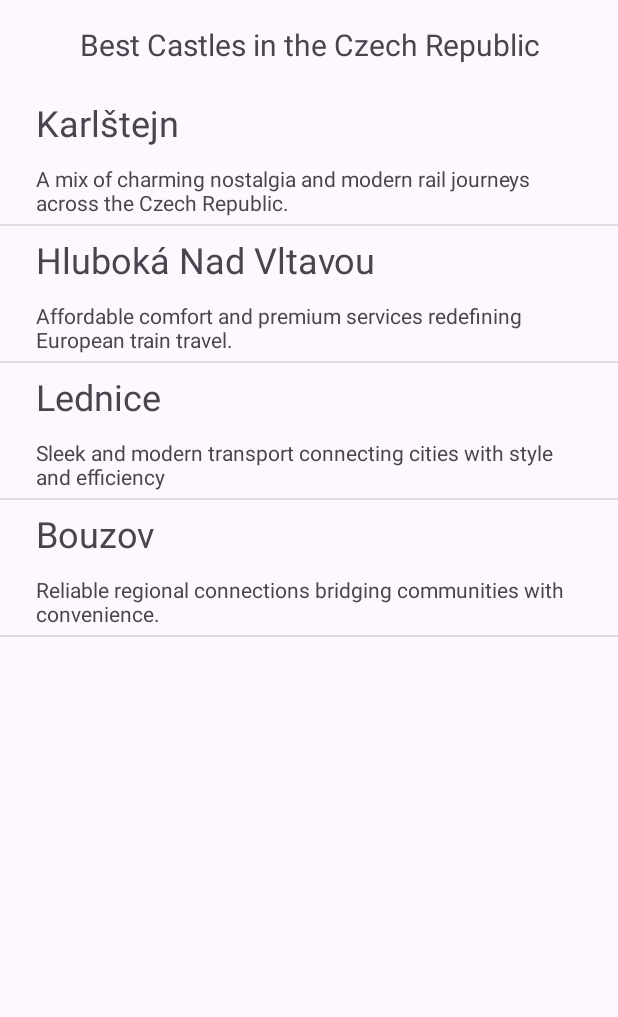
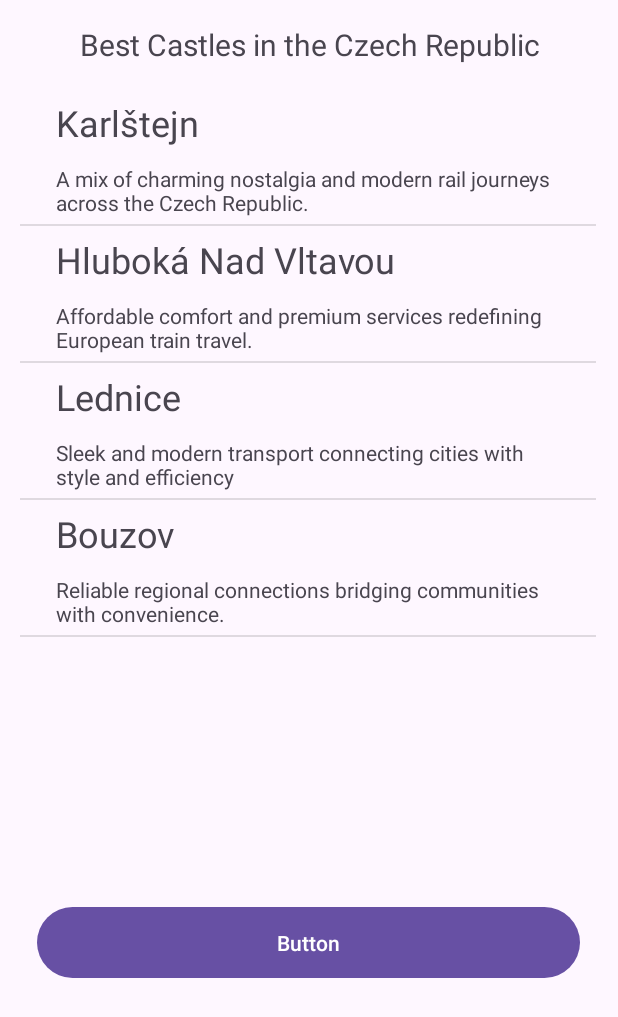
Before and after one commit to VaclavTuma/MobileProjectVaclavTumaV2, an Android app: the screen it shows after launch (MainActivity), on a phone screen of 412 x 824 dp. Shown: the top 1017 px of the screen. Run offline under Robolectric (Android 15) with nearby library versions, the phone set to English and light mode, and no system bars.

Commit message:
Title done, layout changes

```diff
--- a/app/build.gradle.kts
+++ b/app/build.gradle.kts
@@ -37,6 +37,7 @@ dependencies {
     implementation(libs.material)
     implementation(libs.activity)
     implementation(libs.constraintlayout)
+    implementation(libs.play.services.maps)
     testImplementation(libs.junit)
     androidTestImplementation(libs.ext.junit)
     androidTestImplementation(libs.espresso.core)
--- a/app/src/main/res/layout/activity_main.xml
+++ b/app/src/main/res/layout/activity_main.xml
@@ -1,8 +1,8 @@
 <?xml version="1.0" encoding="utf-8"?>
-<androidx.constraintlayout.widget.ConstraintLayout
-    xmlns:android="http://schemas.android.com/apk/res/android"
+<androidx.constraintlayout.widget.ConstraintLayout xmlns:android="http://schemas.android.com/apk/res/android"
     xmlns:app="http://schemas.android.com/apk/res-auto"
     xmlns:tools="http://schemas.android.com/tools"
+    android:id="@+id/map"
     android:layout_width="match_parent"
     android:layout_height="match_parent"
     tools:context=".MainActivity">
@@ -12,20 +12,36 @@
         android:layout_width="379dp"
         android:layout_height="27dp"
         android:layout_marginTop="16dp"
+        android:gravity="center"
         android:text="Best Castles in the Czech Republic"
         android:textSize="20sp"
-        android:gravity="center"
         app:layout_constraintEnd_toEndOf="parent"
         app:layout_constraintStart_toStartOf="parent"
         app:layout_constraintTop_toTopOf="parent" />
 
     <ListView
         android:id="@+id/myListView"
-        android:layout_width="0dp"
-        android:layout_height="0dp"
+        android:layout_width="384dp"
+        android:layout_height="501dp"
+        android:layout_marginTop="16dp"
+        app:layout_constraintBottom_toBottomOf="parent"
+        app:layout_constraintEnd_toEndOf="parent"
+        app:layout_constraintHorizontal_bias="0.481"
+        app:layout_constraintStart_toStartOf="parent"
         app:layout_constraintTop_toBottomOf="@id/title"
+        app:layout_constraintVertical_bias="0.0" />
+
+    <Button
+        android:id="@+id/KSI"
+        android:layout_width="362dp"
+        android:layout_height="55dp"
+        android:layout_marginTop="40dp"
+        android:text="Button"
+        app:layout_constraintBottom_toBottomOf="parent"
+        app:layout_constraintEnd_toEndOf="parent"
+        app:layout_constraintHorizontal_bias="0.489"
         app:layout_constraintStart_toStartOf="parent"
-        app:layout_constraintEnd_toEndOf="parent"
-        app:layout_constraintBottom_toBottomOf="parent"
-        android:layout_marginTop="16dp" />
+        app:layout_constraintTop_toBottomOf="@+id/myListView"
+        app:layout_constraintVertical_bias="0.0" />
+
 </androidx.constraintlayout.widget.ConstraintLayout>
--- a/gradle/libs.versions.toml
+++ b/gradle/libs.versions.toml
@@ -7,6 +7,7 @@ appcompat = "1.7.0"
 material = "1.12.0"
 activity = "1.9.3"
 constraintlayout = "2.2.0"
+playServicesMaps = "19.0.0"
 
 [libraries]
 junit = { group = "junit", name = "junit", version.ref = "junit" }
@@ -16,6 +17,7 @@ appcompat = { group = "androidx.appcompat", name = "appcompat", version.ref = "a
 material = { group = "com.google.android.material", name = "material", version.ref = "material" }
 activity = { group = "androidx.activity", name = "activity", version.ref = "activity" }
 constraintlayout = { group = "androidx.constraintlayout", name = "constraintlayout", version.ref = "constraintlayout" }
+play-services-maps = { group = "com.google.android.gms", name = "play-services-maps", version.ref = "playServicesMaps" }
 
 [plugins]
 android-application = { id = "com.android.application", version.ref = "agp" }
```
